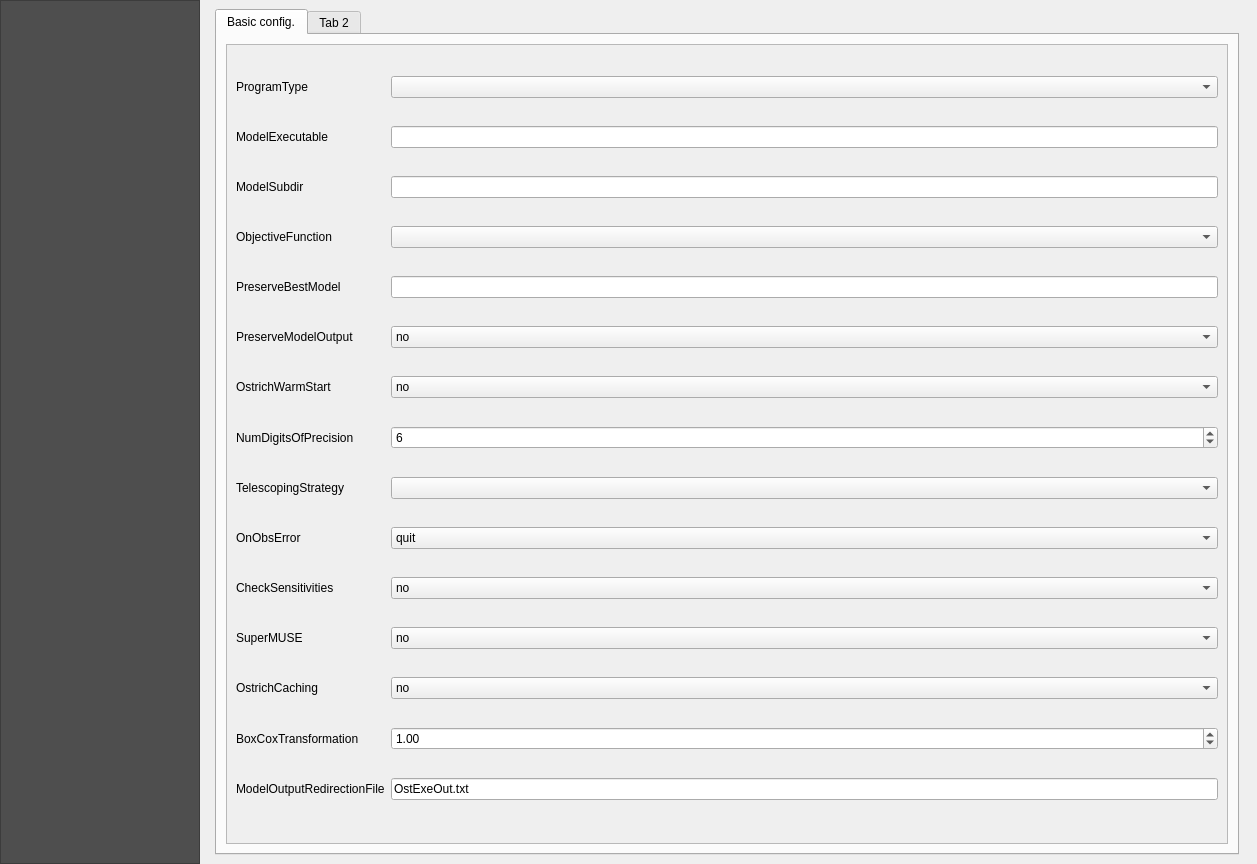
This is qraven/qraven_dialog_base.ui in Scriptbash/QRaven as Qt 5 draws it before an edit. The edited form follows.
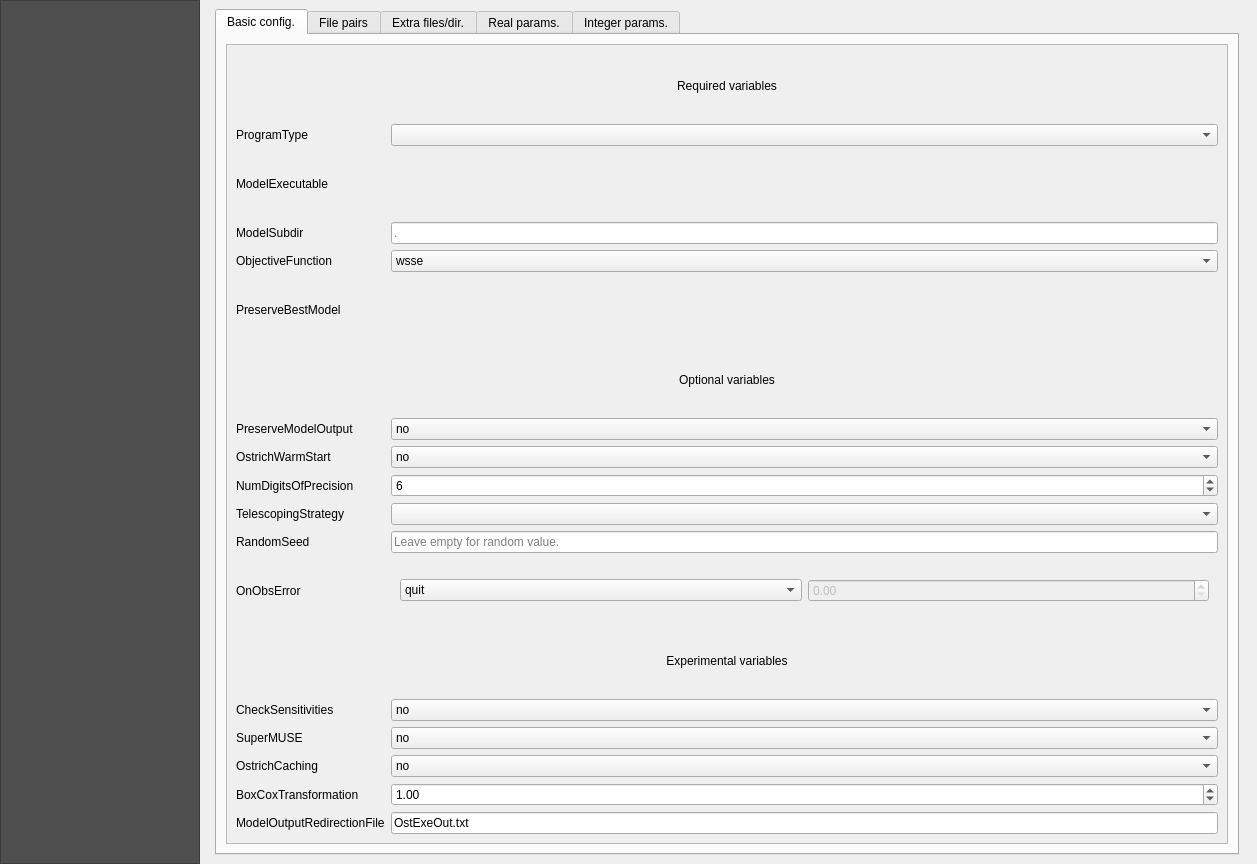
This is the edited form. The open tabs and pages were chosen to show the change. Icons and pictures are not drawn. Custom widgets are drawn as their Qt base class.

Commit message: Prepare intial OSTRICH gui

Patch:
```diff
--- a/qraven/qraven_dialog_base.ui
+++ b/qraven/qraven_dialog_base.ui
@@ -5207,51 +5207,68 @@
                  </property>
                  <layout class="QGridLayout" name="gridLayout_20">
                   <item row="11" column="0">
+                   <widget class="QLabel" name="label_102">
+                    <property name="text">
+                     <string>RandomSeed</string>
+                    </property>
+                   </widget>
+                  </item>
+                  <item row="15" column="0">
                    <widget class="QLabel" name="label_98">
                     <property name="text">
                      <string>SuperMUSE</string>
                     </property>
                    </widget>
                   </item>
-                  <item row="1" column="1">
-                   <widget class="QLineEdit" name="lineEdit"/>
-                  </item>
-                  <item row="1" column="0">
+                  <item row="2" column="0">
                    <widget class="QLabel" name="label_73">
                     <property name="text">
                      <string>ModelExecutable</string>
                     </property>
                    </widget>
                   </item>
-                  <item row="4" column="0">
+                  <item row="12" column="1">
+                   <widget class="QWidget" name="widget_6" native="true">
+                    <layout class="QGridLayout" name="gridLayout_21">
+                     <item row="0" column="0">
+                      <widget class="QComboBox" name="comboBox">
+                       <item>
+                        <property name="text">
+                         <string>quit</string>
+                        </property>
+                       </item>
+                       <item>
+                        <property name="text">
+                         <string>value</string>
+                        </property>
+                       </item>
+                      </widget>
+                     </item>
+                     <item row="0" column="1">
+                      <widget class="QDoubleSpinBox" name="doubleSpinBox_2">
+                       <property name="enabled">
+                        <bool>false</bool>
+                       </property>
+                      </widget>
+                     </item>
+                    </layout>
+                   </widget>
+                  </item>
+                  <item row="5" column="0">
                    <widget class="QLabel" name="label_91">
                     <property name="text">
                      <string>PreserveBestModel</string>
                     </property>
                    </widget>
                   </item>
-                  <item row="2" column="0">
+                  <item row="3" column="0">
                    <widget class="QLabel" name="label_89">
                     <property name="text">
                      <string>ModelSubdir</string>
                     </property>
                    </widget>
                   </item>
-                  <item row="9" column="1">
-                   <widget class="QComboBox" name="comboBox_6">
-                    <item>
-                     <property name="text">
-                      <string>quit</string>
-                     </property>
-                    </item>
-                    <item>
-                     <property name="text">
-                      <string>value</string>
-                     </property>
-                    </item>
-                   </widget>
-                  </item>
-                  <item row="11" column="1">
+                  <item row="15" column="1">
                    <widget class="QComboBox" name="comboBox_8">
                     <item>
                      <property name="text">
@@ -5265,7 +5282,7 @@
                     </item>
                    </widget>
                   </item>
-                  <item row="7" column="1">
+                  <item row="9" column="1">
                    <widget class="QSpinBox" name="spinBox">
                     <property name="minimum">
                      <number>1</number>
@@ -5278,21 +5295,45 @@
                     </property>
                    </widget>
                   </item>
-                  <item row="12" column="0">
+                  <item row="16" column="0">
                    <widget class="QLabel" name="label_99">
                     <property name="text">
                      <string>OstrichCaching</string>
                     </property>
                    </widget>
                   </item>
-                  <item row="9" column="0">
+                  <item row="18" column="0">
+                   <widget class="QLabel" name="label_101">
+                    <property name="text">
+                     <string>ModelOutputRedirectionFile</string>
+                    </property>
+                   </widget>
+                  </item>
+                  <item row="6" column="0" colspan="2">
+                   <widget class="QLabel" name="label_104">
+                    <property name="text">
+                     <string>Optional variables</string>
+                    </property>
+                    <property name="alignment">
+                     <set>Qt::AlignCenter</set>
+                    </property>
+                   </widget>
+                  </item>
+                  <item row="12" column="0">
                    <widget class="QLabel" name="label_96">
                     <property name="text">
                      <string>OnObsError</string>
                     </property>
                    </widget>
                   </item>
-                  <item row="10" column="1">
+                  <item row="18" column="1">
+                   <widget class="QLineEdit" name="lineEdit_4">
+                    <property name="text">
+                     <string>OstExeOut.txt</string>
+                    </property>
+                   </widget>
+                  </item>
+                  <item row="14" column="1">
                    <widget class="QComboBox" name="comboBox_7">
                     <item>
                      <property name="text">
@@ -5306,31 +5347,45 @@
                     </item>
                    </widget>
                   </item>
-                  <item row="10" column="0">
-                   <widget class="QLabel" name="label_97">
-                    <property name="text">
-                     <string>CheckSensitivities</string>
-                    </property>
-                   </widget>
-                  </item>
-                  <item row="13" column="1">
+                  <item row="17" column="1">
                    <widget class="QDoubleSpinBox" name="doubleSpinBox">
                     <property name="value">
                      <double>1.000000000000000</double>
                     </property>
                    </widget>
                   </item>
-                  <item row="3" column="1">
-                   <widget class="QComboBox" name="comboBox_2"/>
+                  <item row="14" column="0">
+                   <widget class="QLabel" name="label_97">
+                    <property name="text">
+                     <string>CheckSensitivities</string>
+                    </property>
+                   </widget>
                   </item>
-                  <item row="13" column="0">
+                  <item row="4" column="1">
+                   <widget class="QComboBox" name="comboBox_2">
+                    <item>
+                     <property name="text">
+                      <string>wsse</string>
+                     </property>
+                    </item>
+                    <item>
+                     <property name="text">
+                      <string>gcop</string>
+                     </property>
+                    </item>
+                   </widget>
+                  </item>
+                  <item row="17" column="0">
                    <widget class="QLabel" name="label_100">
                     <property name="text">
                      <string>BoxCoxTransformation</string>
                     </property>
                    </widget>
                   </item>
-                  <item row="12" column="1">
+                  <item row="2" column="1">
+                   <widget class="QgsFileWidget" name="mQgsFileWidget"/>
+                  </item>
+                  <item row="16" column="1">
                    <widget class="QComboBox" name="comboBox_9">
                     <item>
                      <property name="text">
@@ -5344,55 +5399,72 @@
                     </item>
                    </widget>
                   </item>
-                  <item row="5" column="0">
+                  <item row="7" column="0">
                    <widget class="QLabel" name="label_92">
                     <property name="text">
                      <string>PreserveModelOutput</string>
                     </property>
                    </widget>
                   </item>
-                  <item row="3" column="0">
+                  <item row="4" column="0">
                    <widget class="QLabel" name="label_90">
                     <property name="text">
                      <string>ObjectiveFunction</string>
                     </property>
                    </widget>
                   </item>
-                  <item row="6" column="0">
+                  <item row="0" column="0" colspan="2">
+                   <widget class="QLabel" name="label_103">
+                    <property name="text">
+                     <string>Required variables</string>
+                    </property>
+                    <property name="alignment">
+                     <set>Qt::AlignCenter</set>
+                    </property>
+                   </widget>
+                  </item>
+                  <item row="8" column="0">
                    <widget class="QLabel" name="label_93">
                     <property name="text">
                      <string>OstrichWarmStart</string>
                     </property>
                    </widget>
                   </item>
-                  <item row="7" column="0">
+                  <item row="9" column="0">
                    <widget class="QLabel" name="label_94">
                     <property name="text">
                      <string>NumDigitsOfPrecision</string>
                     </property>
                    </widget>
                   </item>
-                  <item row="0" column="0">
+                  <item row="5" column="1">
+                   <widget class="QgsFileWidget" name="mQgsFileWidget_2"/>
+                  </item>
+                  <item row="1" column="0">
                    <widget class="QLabel" name="label_72">
                     <property name="text">
                      <string>ProgramType</string>
                     </property>
                    </widget>
                   </item>
-                  <item row="2" column="1">
-                   <widget class="QLineEdit" name="lineEdit_2"/>
+                  <item row="3" column="1">
+                   <widget class="QLineEdit" name="lineEdit_2">
+                    <property name="text">
+                     <string/>
+                    </property>
+                    <property name="placeholderText">
+                     <string>.</string>
+                    </property>
+                   </widget>
                   </item>
-                  <item row="4" column="1">
-                   <widget class="QLineEdit" name="lineEdit_3"/>
-                  </item>
-                  <item row="8" column="0">
+                  <item row="10" column="0">
                    <widget class="QLabel" name="label_95">
                     <property name="text">
                      <string>TelescopingStrategy</string>
                     </property>
                    </widget>
                   </item>
-                  <item row="5" column="1">
+                  <item row="7" column="1">
                    <widget class="QComboBox" name="comboBox_4">
                     <item>
                      <property name="text">
@@ -5406,10 +5478,10 @@
                     </item>
                    </widget>
                   </item>
-                  <item row="8" column="1">
-                   <widget class="QComboBox" name="comboBox_5"/>
+                  <item row="10" column="1">
+                   <widget class="QComboBox" name="combo_telescopingstrat"/>
                   </item>
-                  <item row="6" column="1">
+                  <item row="8" column="1">
                    <widget class="QComboBox" name="comboBox_3">
                     <item>
                      <property name="text">
@@ -5423,20 +5495,26 @@
                     </item>
                    </widget>
                   </item>
-                  <item row="0" column="1">
-                   <widget class="QComboBox" name="comboBox"/>
+                  <item row="1" column="1">
+                   <widget class="QComboBox" name="combo_programtype"/>
                   </item>
-                  <item row="14" column="0">
-                   <widget class="QLabel" name="label_101">
+                  <item row="11" column="1">
+                   <widget class="QLineEdit" name="lineEdit_5">
                     <property name="text">
-                     <string>ModelOutputRedirectionFile</string>
+                     <string/>
+                    </property>
+                    <property name="placeholderText">
+                     <string>Leave empty for random value.</string>
                     </property>
                    </widget>
                   </item>
-                  <item row="14" column="1">
-                   <widget class="QLineEdit" name="lineEdit_4">
+                  <item row="13" column="0" colspan="2">
+                   <widget class="QLabel" name="label_105">
                     <property name="text">
-                     <string>OstExeOut.txt</string>
+                     <string>Experimental variables</string>
+                    </property>
+                    <property name="alignment">
+                     <set>Qt::AlignCenter</set>
                     </property>
                    </widget>
                   </item>
@@ -5448,7 +5526,204 @@
             </widget>
             <widget class="QWidget" name="tab_10">
              <attribute name="title">
-              <string>Tab 2</string>
+              <string>File pairs</string>
+             </attribute>
+             <layout class="QGridLayout" name="gridLayout_22">
+              <item row="0" column="2">
+               <widget class="QPushButton" name="pushButton">
+                <property name="minimumSize">
+                 <size>
+                  <width>180</width>
+                  <height>0</height>
+                 </size>
+                </property>
+                <property name="text">
+                 <string>Add file pair</string>
+                </property>
+               </widget>
+              </item>
+              <item row="0" column="4">
+               <widget class="QPushButton" name="pushButton_2">
+                <property name="minimumSize">
+                 <size>
+                  <width>180</width>
+                  <height>0</height>
+                 </size>
+                </property>
+                <property name="text">
+                 <string>Remove file pair</string>
+                </property>
+               </widget>
+              </item>
+              <item row="1" column="2" colspan="3">
+               <widget class="QTableWidget" name="tableWidget">
+                <column>
+                 <property name="text">
+                  <string>Template file</string>
+                 </property>
+                </column>
+                <column>
+                 <property name="text">
+                  <string>Model input file</string>
+                 </property>
+                </column>
+               </widget>
+              </item>
+              <item row="0" column="3">
+               <spacer name="horizontalSpacer_20">
+                <property name="orientation">
+                 <enum>Qt::Horizontal</enum>
+                </property>
+                <property name="sizeHint" stdset="0">
+                 <size>
+                  <width>40</width>
+                  <height>20</height>
+                 </size>
+                </property>
+               </spacer>
+              </item>
+             </layout>
+            </widget>
+            <widget class="QWidget" name="tab_11">
+             <attribute name="title">
+              <string>Extra files/dir.</string>
+             </attribute>
+             <layout class="QGridLayout" name="gridLayout_23">
+              <item row="0" column="0">
+               <widget class="QLabel" name="label_106">
+                <property name="text">
+                 <string>Extra files</string>
+                </property>
+               </widget>
+              </item>
+              <item row="2" column="1">
+               <widget class="QgsFileWidget" name="mQgsFileWidget_4"/>
+              </item>
+              <item row="2" column="0">
+               <widget class="QLabel" name="label_107">
+                <property name="text">
+                 <string>Extra directories</string>
+                </property>
+               </widget>
+              </item>
+              <item row="0" column="1">
+               <widget class="QgsFileWidget" name="mQgsFileWidget_3">
+                <property name="storageMode">
+                 <enum>QgsFileWidget::GetMultipleFiles</enum>
+                </property>
+               </widget>
+              </item>
+              <item row="1" column="1">
+               <widget class="QLabel" name="label_108">
+                <property name="text">
+                 <string>*need to verify if extra folders are just where extra files are. Maybe make a table?</string>
+                </property>
+               </widget>
+              </item>
+             </layout>
+            </widget>
+            <widget class="QWidget" name="tab_12">
+             <attribute name="title">
+              <string>Real params.</string>
+             </attribute>
+             <layout class="QGridLayout" name="gridLayout_24">
+              <item row="0" column="0">
+               <widget class="QLabel" name="label_109">
+                <property name="text">
+                 <string>Select all parameters to optimize</string>
+                </property>
+               </widget>
+              </item>
+              <item row="2" column="0">
+               <widget class="QLabel" name="label_110">
+                <property name="text">
+                 <string>Customize optimization values</string>
+                </property>
+               </widget>
+              </item>
+              <item row="4" column="0">
+               <widget class="QPushButton" name="pushButton_3">
+                <property name="text">
+                 <string>Refresh</string>
+                </property>
+               </widget>
+              </item>
+              <item row="4" column="1">
+               <spacer name="horizontalSpacer_21">
+                <property name="orientation">
+                 <enum>Qt::Horizontal</enum>
+                </property>
+                <property name="sizeHint" stdset="0">
+                 <size>
+                  <width>40</width>
+                  <height>20</height>
+                 </size>
+                </property>
+               </spacer>
+              </item>
+              <item row="1" column="0" colspan="2">
+               <widget class="QTableWidget" name="tableWidget_2">
+                <column>
+                 <property name="text">
+                  <string>Selected</string>
+                 </property>
+                </column>
+                <column>
+                 <property name="text">
+                  <string>Parameter</string>
+                 </property>
+                </column>
+               </widget>
+              </item>
+              <item row="5" column="0" colspan="2">
+               <widget class="QTableWidget" name="tableWidget_3">
+                <column>
+                 <property name="text">
+                  <string>Parameter</string>
+                 </property>
+                </column>
+                <column>
+                 <property name="text">
+                  <string>Initial val.</string>
+                 </property>
+                </column>
+                <column>
+                 <property name="text">
+                  <string>Lower bound</string>
+                 </property>
+                </column>
+                <column>
+                 <property name="text">
+                  <string>Upper bound</string>
+                 </property>
+                </column>
+                <column>
+                 <property name="text">
+                  <string>Input</string>
+                 </property>
+                </column>
+                <column>
+                 <property name="text">
+                  <string>Output</string>
+                 </property>
+                </column>
+                <column>
+                 <property name="text">
+                  <string>Internal</string>
+                 </property>
+                </column>
+                <column>
+                 <property name="text">
+                  <string>Format</string>
+                 </property>
+                </column>
+               </widget>
+              </item>
+             </layout>
+            </widget>
+            <widget class="QWidget" name="tab_13">
+             <attribute name="title">
+              <string>Integer params.</string>
              </attribute>
             </widget>
            </widget>
```
Left out of the diff: 19 changed lines with no effect on the pictures. The commit also changes 1 other file.
